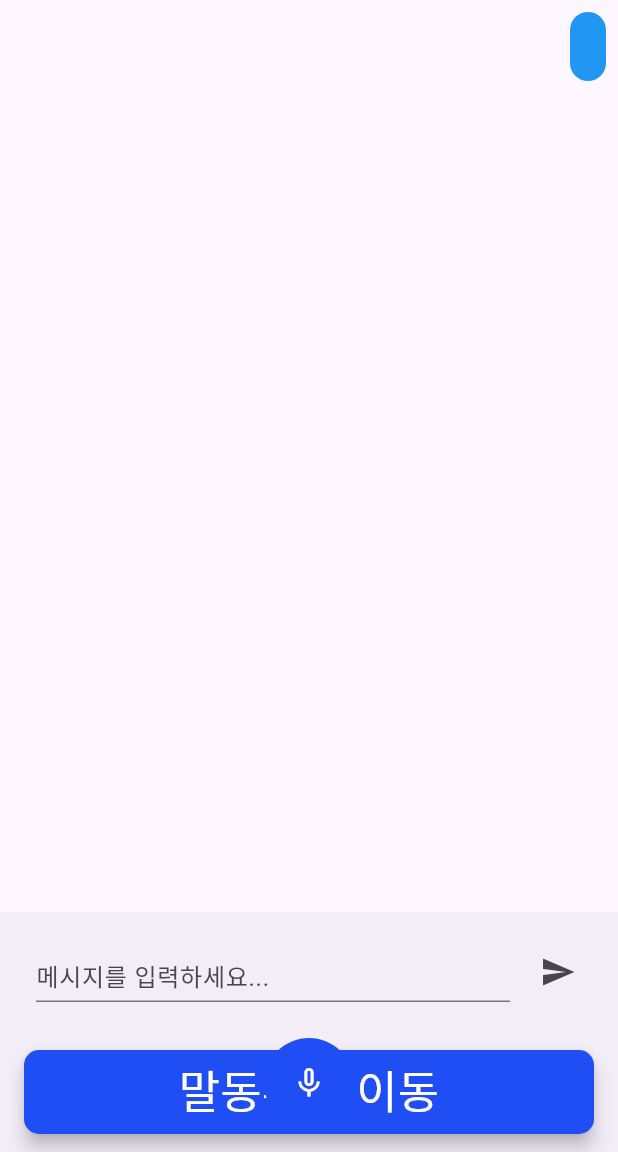
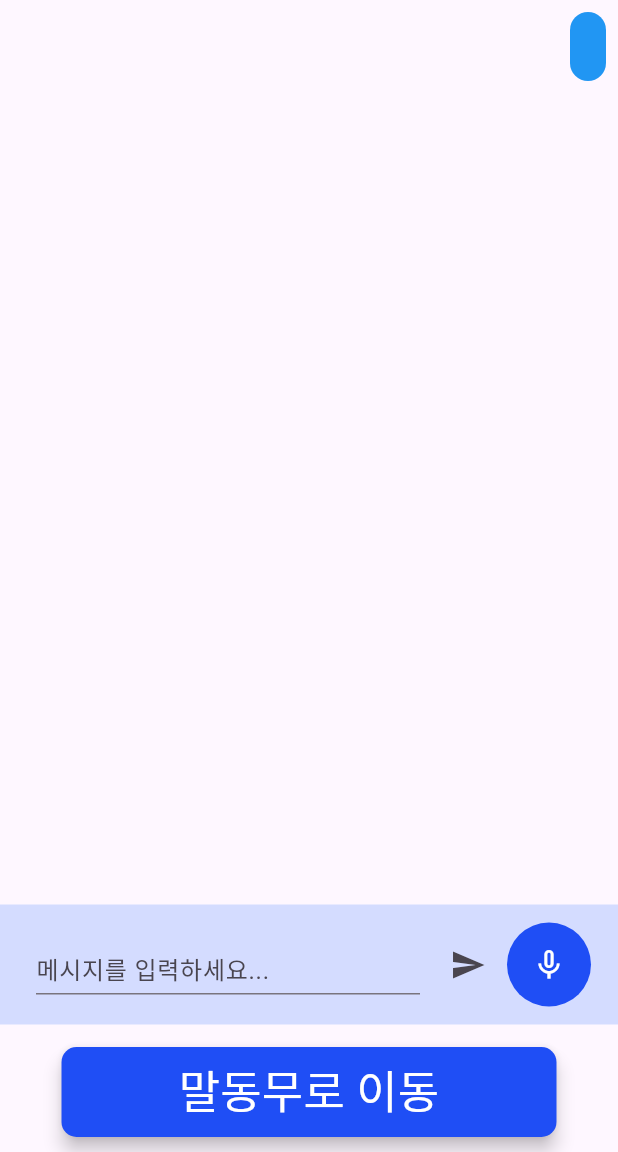
Before and after one commit to sapgun/rumi_flutter_edit, a Flutter app: the rumi_chat screen opened directly, after a tap on the "send" icon, on a phone screen of 412 x 824 dp, the part 84-1236 px from its top. Run offline on Flutter 3.47's test engine with Material 3 defaults, Android fonts, the phone set to English and light mode, and no system bars; our stand-ins replace auto_size_text, avatar_glow, camera, contacts_service, fl_chart, flutter_svg and 10 more; missing offline and left inert: google_mlkit_commons, google_mlkit_pose_detection; accounts and stored records are empty; network calls fail; Roboto replaces fonts that are missing (Pretendard).

Commit message:
rumi_chat_말동무로 이동 자연스럽게

```diff
--- a/lib/rumi_chat.dart
+++ b/lib/rumi_chat.dart
@@ -58,6 +58,7 @@ class _rumi_chatState extends State<rumi_chat> {
             ),
           ),
           BottomAppBar(
+            color: Color(0xff8EB3C7FF),
             child: Row(
               children: <Widget>[
                 Expanded(
@@ -77,41 +78,7 @@ class _rumi_chatState extends State<rumi_chat> {
                     sendMessage(_controller.text);
                   },
                 ),
-              ],
-            ),
-          ),
-          BottomAppBar(
-            child: Row(
-              children: <Widget>[
-                Expanded(
-                  child: ElevatedButton(
-                    onPressed: () {
-                      Navigator.push(
-                        context,
-                        MaterialPageRoute(builder: (context) => Chatbot()),
-                      );
-                    },
-                    style: TextButton.styleFrom(
-                      minimumSize: const Size(210.0, 70.0),
-                      backgroundColor: Color(0xFF1F4EF5),
-                      elevation: 5,
-                      shape: RoundedRectangleBorder(
-                        borderRadius: BorderRadius.circular(10.0),
-                      ),
-                    ),
-                    child: Text(
-                      '말동무로 이동',
-                      style: TextStyle(color: Colors.white, fontSize: 30.0),
-                    ),
-                  ),
-                ),
-              ],
-            ),
-          ),
-        ],
-      ),
-      floatingActionButtonLocation: FloatingActionButtonLocation.centerFloat,
-      floatingActionButton: GestureDetector(
+                GestureDetector(
                   onTapDown: (details) async {
                     if (!isListening) {
                       var available = await _speech.initialize();
@@ -146,6 +113,42 @@ class _rumi_chatState extends State<rumi_chat> {
                     ),
                   ),
                 ),
+              ],
+            ),
+          ),
+          SizedBox(height: 5), // 추가된 간격
+          Row(
+            mainAxisAlignment: MainAxisAlignment.center,
+            children: <Widget>[
+              SizedBox(height: 80), // 위로 올리고 싶은 만큼의 여유 공간 추가
+              Container(
+                width: 330.0,
+                height: 60.0,
+                child: ElevatedButton(
+                  onPressed: () {
+                    Navigator.push(
+                      context,
+                      MaterialPageRoute(builder: (context) => Chatbot()),
+                    );
+                  },
+                  style: TextButton.styleFrom(
+                    backgroundColor: Color(0xFF1F4EF5),
+                    elevation: 5,
+                    shape: RoundedRectangleBorder(
+                      borderRadius: BorderRadius.circular(10.0),
+                    ),
+                  ),
+                  child: Text(
+                    '말동무로 이동',
+                    style: TextStyle(color: Colors.white, fontSize: 30.0),
+                  ),
+                ),
+              ),
+            ],
+          ),
+
+        ],
+      ),
     );
   }
 
@@ -160,7 +163,7 @@ class _rumi_chatState extends State<rumi_chat> {
   }
 
   Future<void> sendToServer(String userMessage) async {
-    final url = Uri.parse('https://4ee7-175-214-183-100.ngrok.io');
+    final url = Uri.parse('https://5358-211-215-32-91.ngrok.io');
 
     try {
       final response = await http.post(
```
Lines whose indentation alone changed are shown as unchanged.
